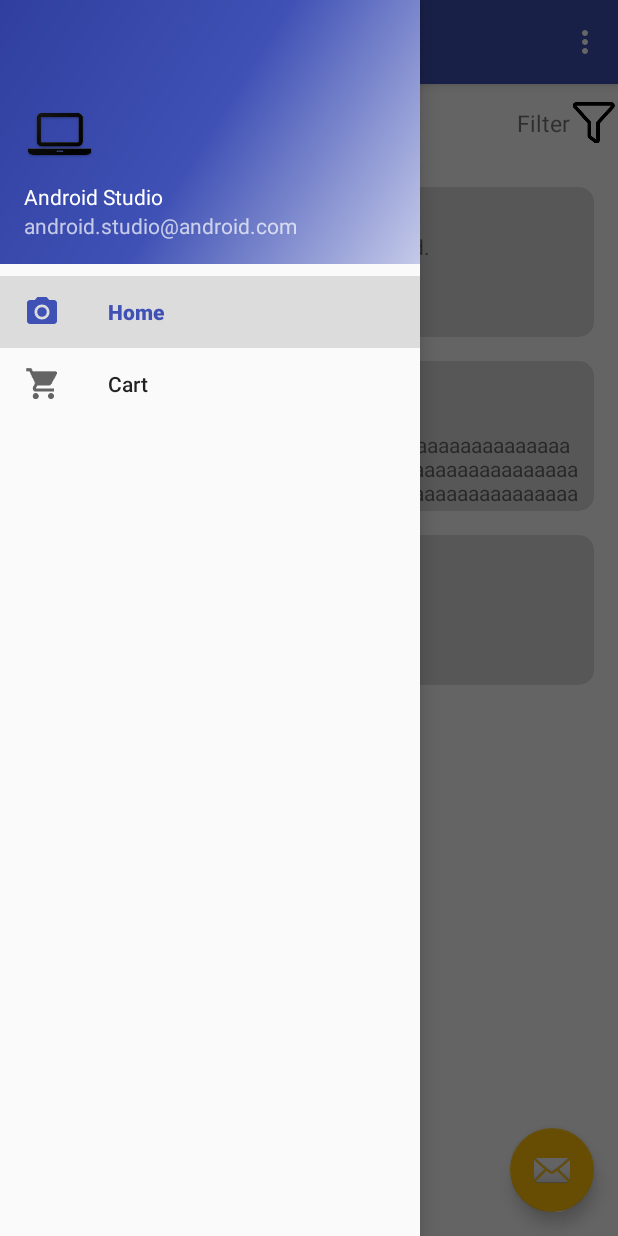
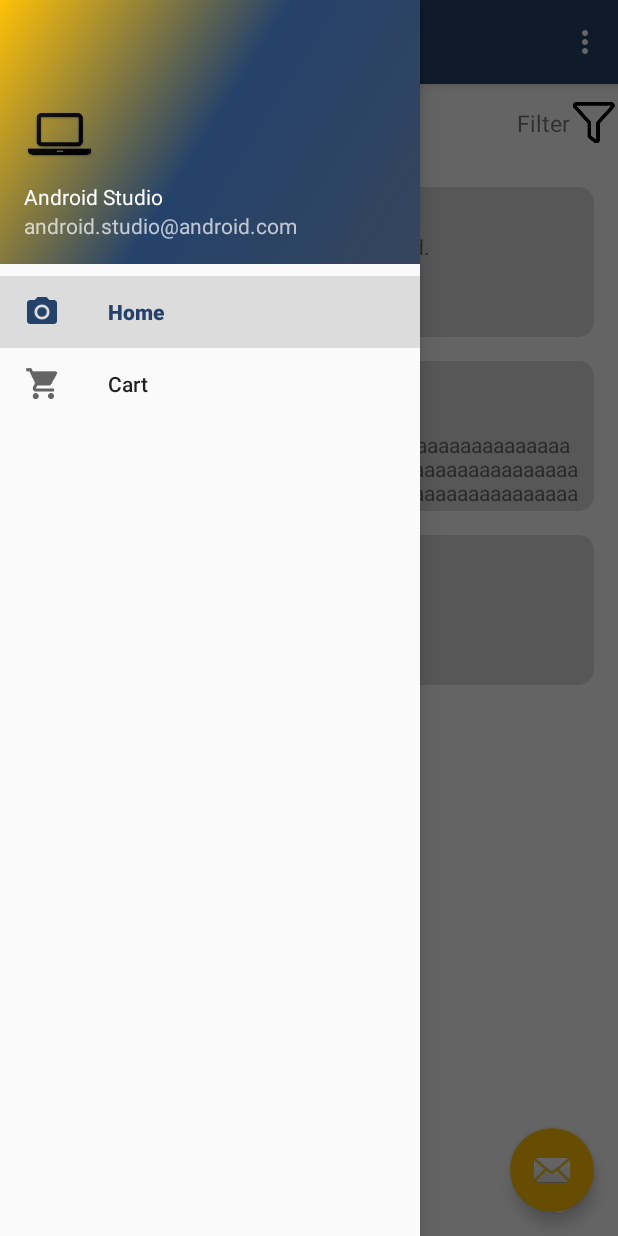
Before and after one commit to Qubiz-Academy/gojdu-shop, an Android app: the screen it shows after launch (MainActivity), with the side drawer open, on a phone screen of 412 x 824 dp. Run offline under Robolectric (Android 15) with nearby library versions, the phone set to English and light mode, and no system bars; our stand-ins replace navigation-ui.

Commit message:
Design changes(Details page and Colors)

```diff
--- a/app/src/main/res/drawable/side_nav_bar.xml
+++ b/app/src/main/res/drawable/side_nav_bar.xml
@@ -2,8 +2,8 @@
     android:shape="rectangle">
     <gradient
         android:angle="135"
-        android:centerColor="#3F51B5"
-        android:endColor="#303F9F"
-        android:startColor="#C5CAE9"
+        android:centerColor="#25426b"
+        android:endColor="#FFC107"
+        android:startColor="#35455c"
         android:type="linear" />
 </shape>
--- a/app/src/main/res/values/colors.xml
+++ b/app/src/main/res/values/colors.xml
@@ -1,6 +1,6 @@
 <?xml version="1.0" encoding="utf-8"?>
 <resources>
-    <color name="colorPrimary">#3F51B5</color>
-    <color name="colorPrimaryDark">#303F9F</color>
+    <color name="colorPrimary">#25426b</color>
+    <color name="colorPrimaryDark">#35455c</color>
     <color name="colorAccent">#FFC107</color>
 </resources>
```
Also changed, not shown: app/src/main/java/ro/gojdu/shop/ui/shop/ShopItemDetailsActivity.java (+5 -2 lines), app/src/main/res/layout/activity_shop_item_details.xml (+34 -8 lines).
